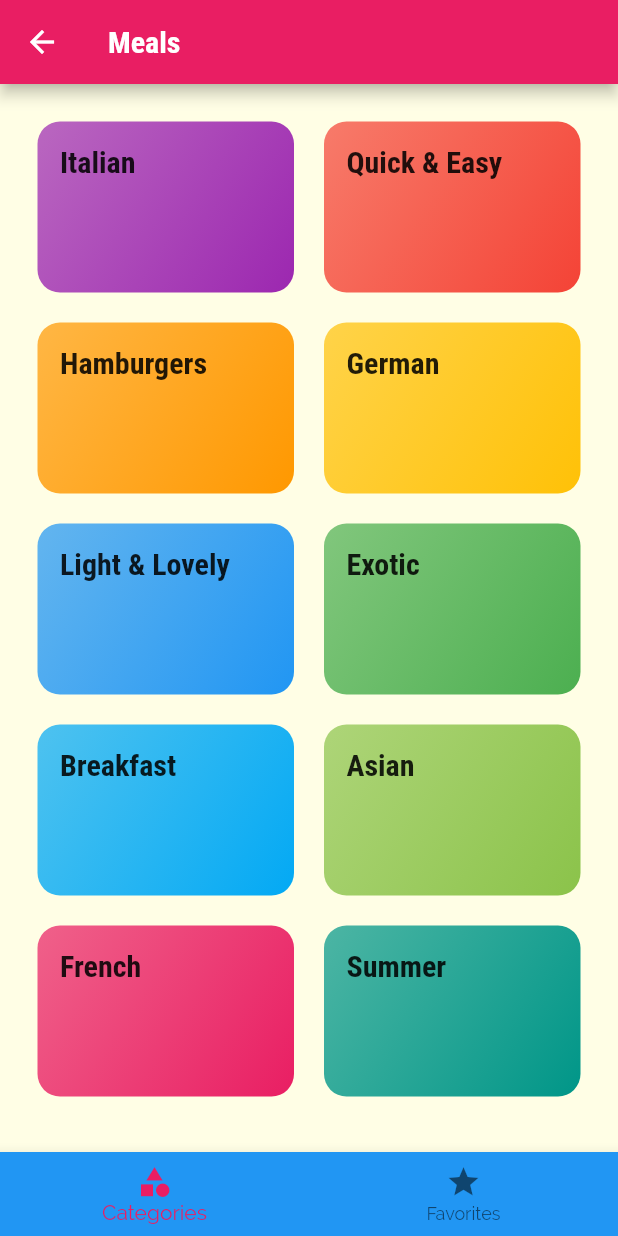
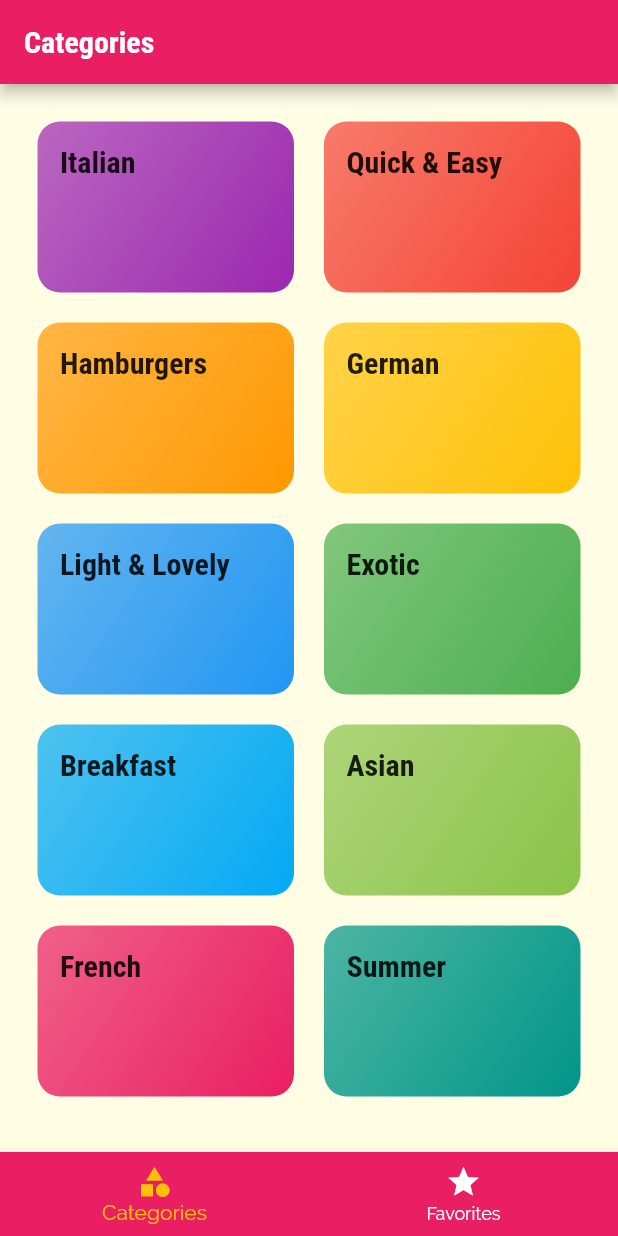
Before and after one commit to rkhaskin/menu_app, a Flutter app: the TabsScreenBottom screen opened directly, on a phone screen of 412 x 824 dp. Run offline on Flutter 3.47's test engine with Material 2 defaults, Android fonts, the phone set to English and light mode, and no system bars.

Commit message:
added tabs at the buttom

```diff
--- a/lib/main.dart
+++ b/lib/main.dart
@@ -1,6 +1,6 @@
 import 'package:flutter/material.dart';
 import '../screens/meal_details_screen.dart';
-import '../screens/tabs_screen_top.dart';
+import '../screens/tabs_screen_bottom.dart';
 import '../screens/category_meals_screen.dart';
 import '../screens/categories_screen.dart';
 
@@ -44,7 +44,7 @@ class MyApp extends StatelessWidget {
         colorScheme: ColorScheme.fromSwatch(primarySwatch: Colors.pink)
             .copyWith(secondary: Colors.amber),
       ),
-      home: const TabsScreenTop(),
+      home: const TabsScreenBottom(),
       routes: {
         CategoryMealsScreen.routeCategoryMeals: (ctx) =>
             const CategoryMealsScreen(),
--- a/lib/screens/tabs_screen_bottom.dart
+++ b/lib/screens/tabs_screen_bottom.dart
@@ -10,9 +10,15 @@ class TabsScreenBottom extends StatefulWidget {
 }
 
 class _TabsScreenBottomState extends State<TabsScreenBottom> {
-  final List<Widget> _pages = [
-    const CategoriesScreen(),
-    const FavoritesScreen(),
+  final List<Map<String, Object>> _pages = [
+    {
+      'page': const CategoriesScreen(),
+      'title': const Text('Categories'),
+    },
+    {
+      'page': const FavoritesScreen(),
+      'title': const Text('Favorites'),
+    }
   ];
 
   int _selectedTabIndex = 0;
@@ -25,10 +31,13 @@ class _TabsScreenBottomState extends State<TabsScreenBottom> {
   @override
   Widget build(BuildContext context) {
     return Scaffold(
-      appBar: AppBar(title: const Text('Meals')),
-      body: _pages[_selectedTabIndex],
+      appBar: AppBar(title: _pages[_selectedTabIndex]['title'] as Widget),
+      body: _pages[_selectedTabIndex]['page'] as Widget,
       bottomNavigationBar: BottomNavigationBar(
-          backgroundColor: Theme.of(context).primaryColor,
+          backgroundColor: Theme.of(context).colorScheme.primary,
+          unselectedItemColor: Colors.white,
+          selectedItemColor: Theme.of(context).colorScheme.secondary,
+          currentIndex: _selectedTabIndex,
           onTap: _onSelectTabHandler,
           items: const [
             BottomNavigationBarItem(
```
